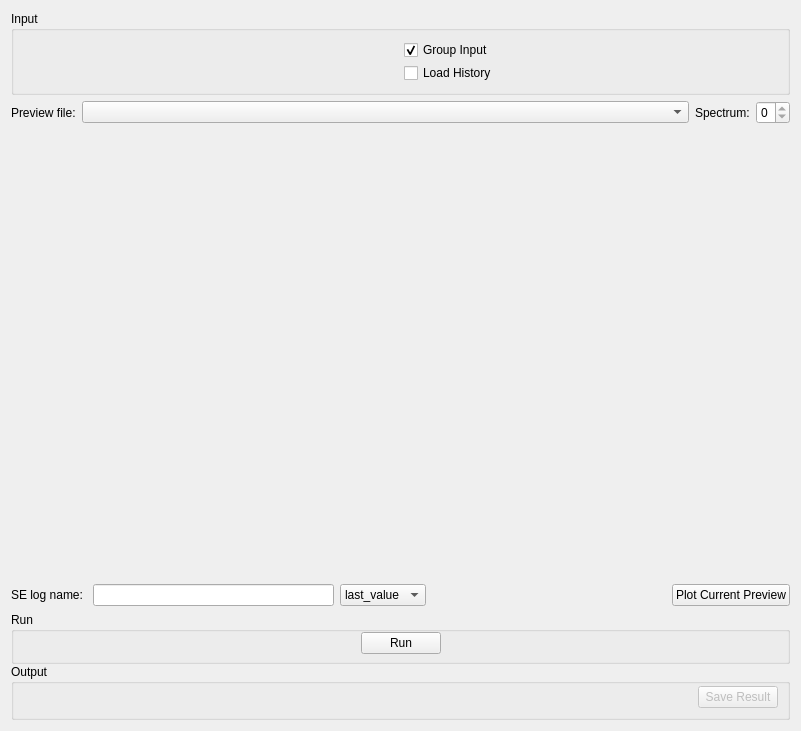
This is qt/scientific_interfaces/Indirect/IndirectDataAnalysisElwinTab.ui in mantidproject/mantid as Qt 5 draws it before an edit. The edited form follows.
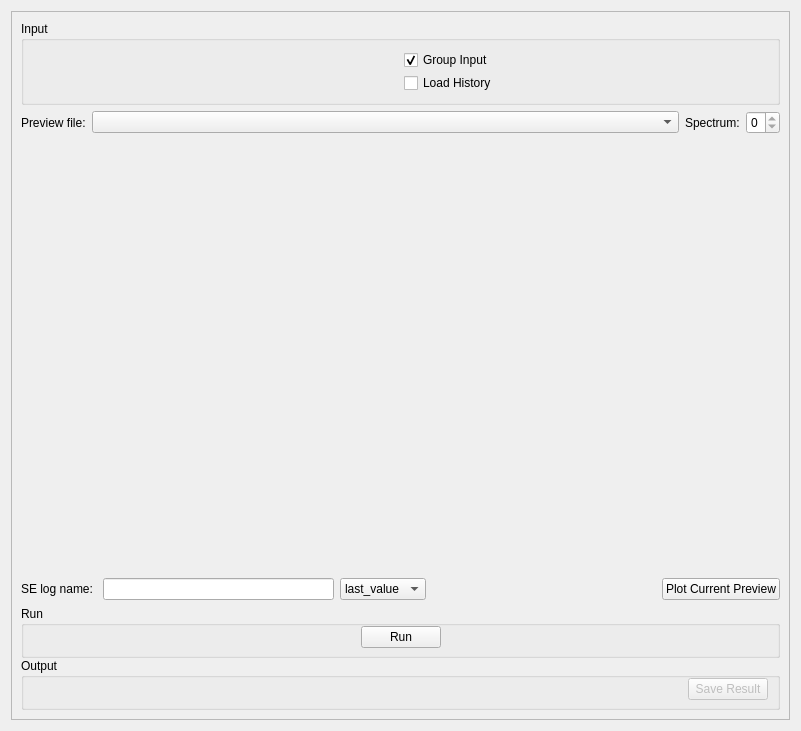
This is the edited form. Custom widgets are drawn as their Qt base class.

Commit message:
Re #31426 Add Scroll Area
Added Scroll area to bayes (ResNorm/Quasi/Stretch) and data analysis (Elwin/Iqt)

Patch:
```diff
--- a/qt/scientific_interfaces/Indirect/IndirectDataAnalysisElwinTab.ui
+++ b/qt/scientific_interfaces/Indirect/IndirectDataAnalysisElwinTab.ui
@@ -15,6 +15,21 @@
   </property>
   <layout class="QVBoxLayout" name="layoutElwin">
    <item>
+    <widget class="QScrollArea" name="scrollArea">
+     <property name="widgetResizable">
+      <bool>true</bool>
+     </property>
+     <widget class="QWidget" name="scrollAreaWidgetContents">
+      <property name="geometry">
+       <rect>
+        <x>0</x>
+        <y>0</y>
+        <width>781</width>
+        <height>711</height>
+       </rect>
+      </property>
+      <layout class="QVBoxLayout" name="verticalLayout_3">
+       <item>
     <widget class="QGroupBox" name="gbInput">
      <property name="title">
       <string>Input</string>
@@ -292,12 +307,6 @@
       </item>
       <item>
        <widget class="QGroupBox" name="gbOutput">
-        <property name="minimumSize">
-         <size>
-          <width>0</width>
-          <height>56</height>
-         </size>
-        </property>
         <property name="title">
          <string>Output</string>
         </property>
@@ -342,12 +351,11 @@
    </item>
   </layout>
  </widget>
+    </widget>
+   </item>
+  </layout>
+ </widget>
  <customwidgets>
-  <customwidget>
-   <class>MantidQt::API::FileFinderWidget</class>
-   <extends>QWidget</extends>
-   <header>MantidQtWidgets/Common/FileFinderWidget.h</header>
-  </customwidget>
   <customwidget>
    <class>MantidQt::CustomInterfaces::IndirectPlotOptionsView</class>
    <extends>QWidget</extends>
@@ -360,6 +368,11 @@
    <header>MantidQtWidgets/Plotting/PreviewPlot.h</header>
    <container>1</container>
   </customwidget>
+  <customwidget>
+   <class>MantidQt::API::FileFinderWidget</class>
+   <extends>QWidget</extends>
+   <header>MantidQtWidgets/Common/FileFinderWidget.h</header>
+  </customwidget>
  </customwidgets>
  <resources/>
  <connections/>
```
Lines whose indentation alone changed are shown as unchanged. The commit also changes 4 other files.
